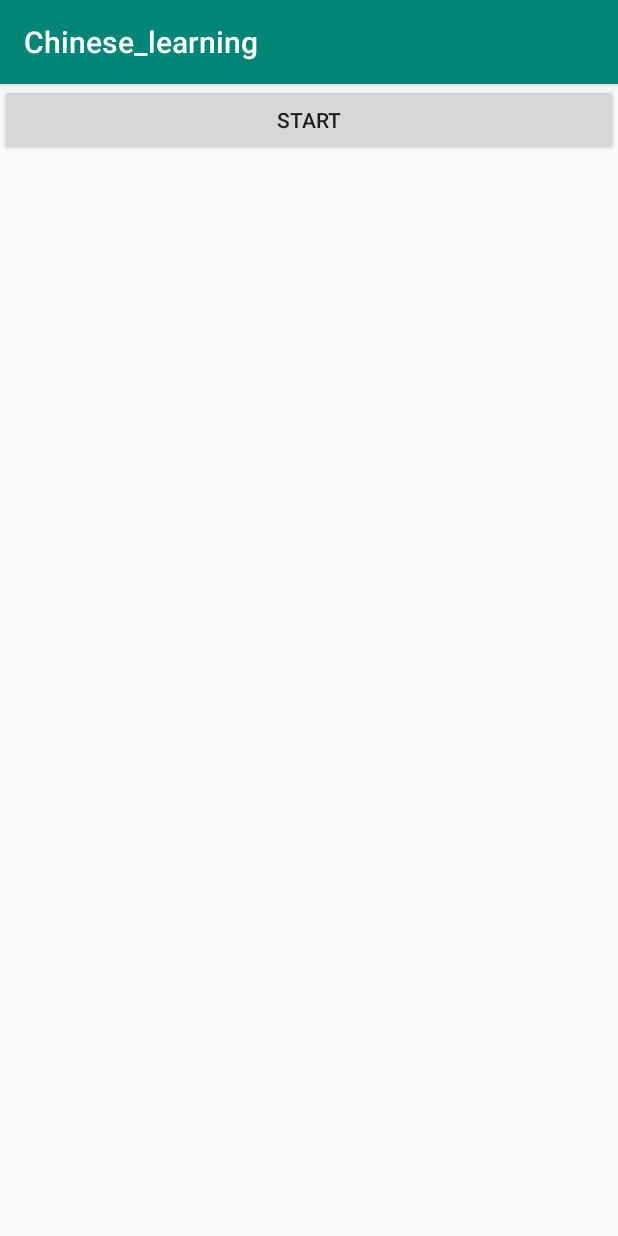
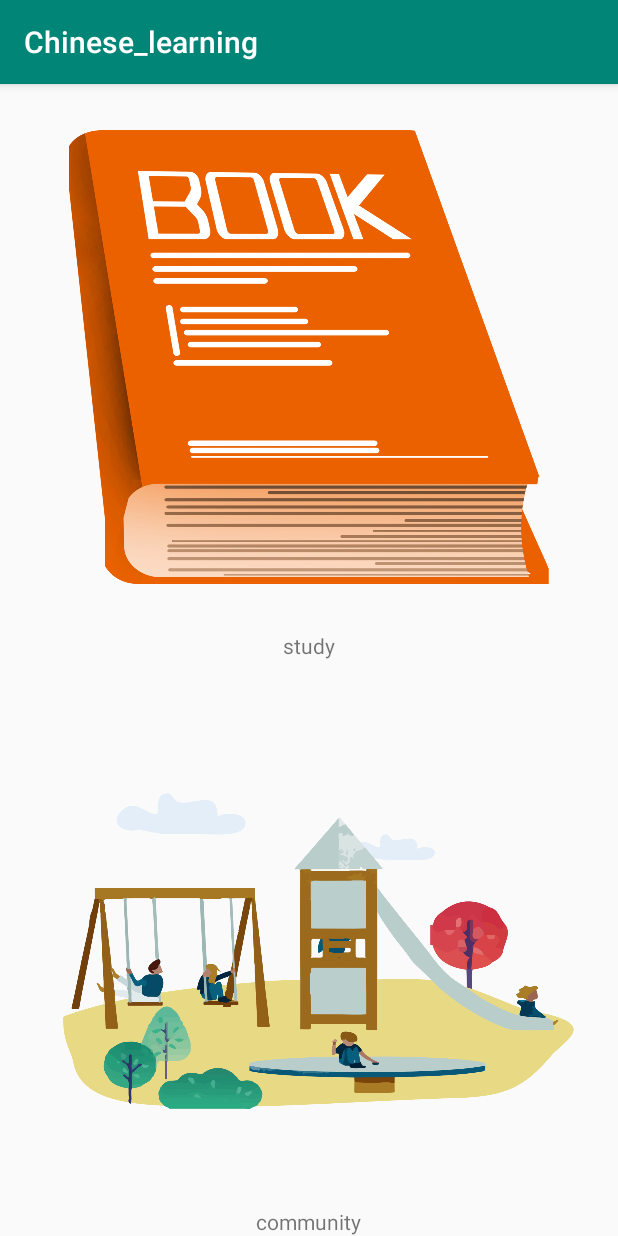
Before and after one commit to choeoe/dreamplus, an Android app: the MainActivity screen opened directly, with no data from a screen before it, on a phone screen of 412 x 824 dp. Run offline under Robolectric (Android 15) with nearby library versions, the phone set to English and light mode, and no system bars; our stand-ins replace ButterKnife; libraries missing offline, so code that uses them is left out: io.rong.imkit, io.rong.imlib; pictures from the network do not load; 1 statement that could not run was skipped.

Commit message:
Update main page

```diff
--- a/app/src/main/res/layout/activity_main.xml
+++ b/app/src/main/res/layout/activity_main.xml
@@ -1,14 +1,34 @@
 <?xml version="1.0" encoding="utf-8"?>
 <LinearLayout xmlns:android="http://schemas.android.com/apk/res/android"
-    xmlns:tools="http://schemas.android.com/tools"
     android:layout_width="match_parent"
     android:layout_height="match_parent"
-    tools:context=".MainActivity">
+    android:orientation="vertical"
+    >
 
     <Button
         android:layout_width="match_parent"
+        android:layout_height="0dp"
+        android:layout_margin="10dp"
+        android:layout_weight="1"
+        android:background="@drawable/dictionary" />
+
+    <TextView
+        android:layout_width="wrap_content"
         android:layout_height="wrap_content"
+        android:layout_gravity="center_horizontal"
+        android:text="study" />
+
+    <Button
         android:id="@+id/button"
-        android:text="start" />
+        android:layout_width="match_parent"
+        android:layout_height="0dp"
+        android:layout_margin="10dp"
+        android:layout_weight="1"
+        android:background="@drawable/community" />
 
+    <TextView
+        android:layout_width="wrap_content"
+        android:layout_height="wrap_content"
+        android:layout_gravity="center_horizontal"
+        android:text="community" />
 </LinearLayout>
--- a/build.gradle
+++ b/build.gradle
@@ -7,7 +7,7 @@ buildscript {
         jcenter()
     }
     dependencies {
-        classpath 'com.android.tools.build:gradle:3.2.0'
+        classpath 'com.android.tools.build:gradle:3.3.2'
 
 
         // NOTE: Do not place your application dependencies here; they belong
```
Also changed, not shown: app/src/main/res/drawable/community.png (added), app/src/main/res/drawable/dictionary.png (added), gradle/wrapper/gradle-wrapper.properties, 153 other files.
